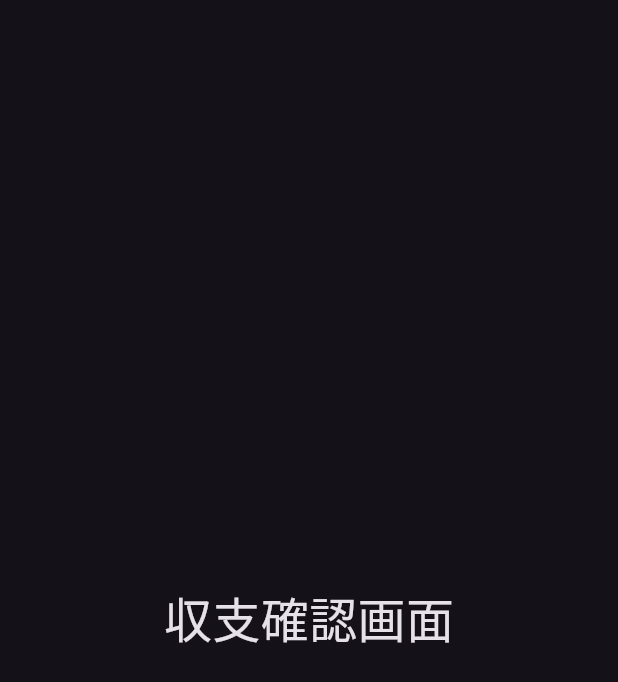
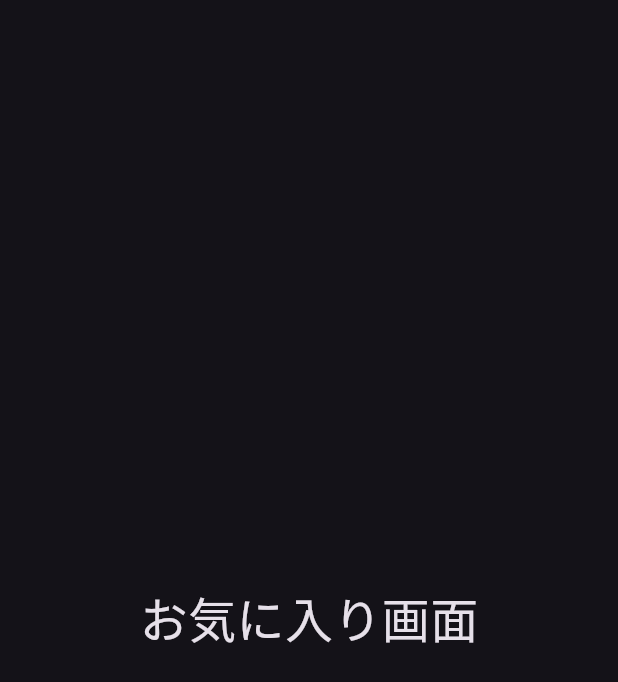
Before and after one commit to key-matrix/toyToiToy, a Flutter app: the FavoriteScreen screen opened directly, on a phone screen of 412 x 824 dp. Shown: the top 682 px of the screen. Run offline on Flutter 3.47's test engine with Material 3 defaults, Android fonts, the phone set to English and light mode, and no system bars; our stand-ins replace fl_chart, flutter_riverpod, marquee, settings_ui.

Commit message:
marie_app-UI修正中-主に色,形02

```diff
--- a/lib/view/view_widget/screen/common_widget/favorite_screen/favorite_screen.dart
+++ b/lib/view/view_widget/screen/common_widget/favorite_screen/favorite_screen.dart
@@ -26,7 +26,7 @@ class FavoriteScreen extends ConsumerWidget {
           //  １ヶ月の収益 todo 利益　　：　売上高
           //  １ヶ月のコスト todo ： 人件費、水道、光熱費、etc
           //  １ヶ月の他コスト  todo   項目タップで詳細確認画面か modal表示
-          Center(child: Text('収支確認画面', style: TextStyle(fontSize: 32.0))),
+          Center(child: Text('お気に入り画面', style: TextStyle(fontSize: 32.0))),
     );
   }
 }
```
